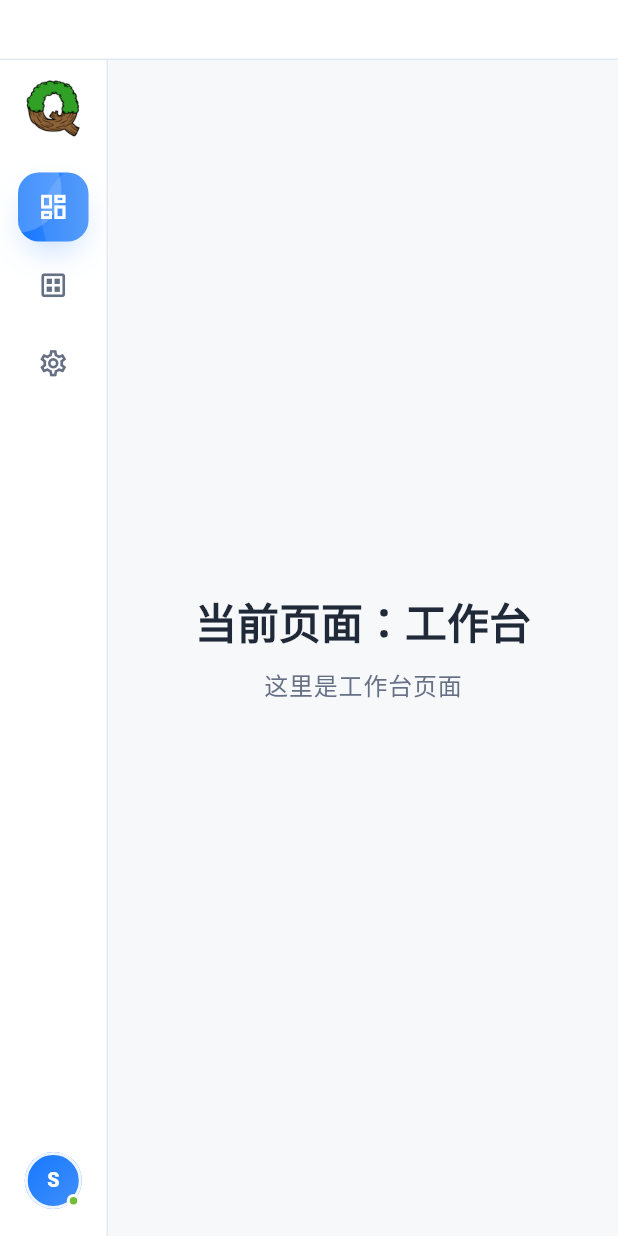
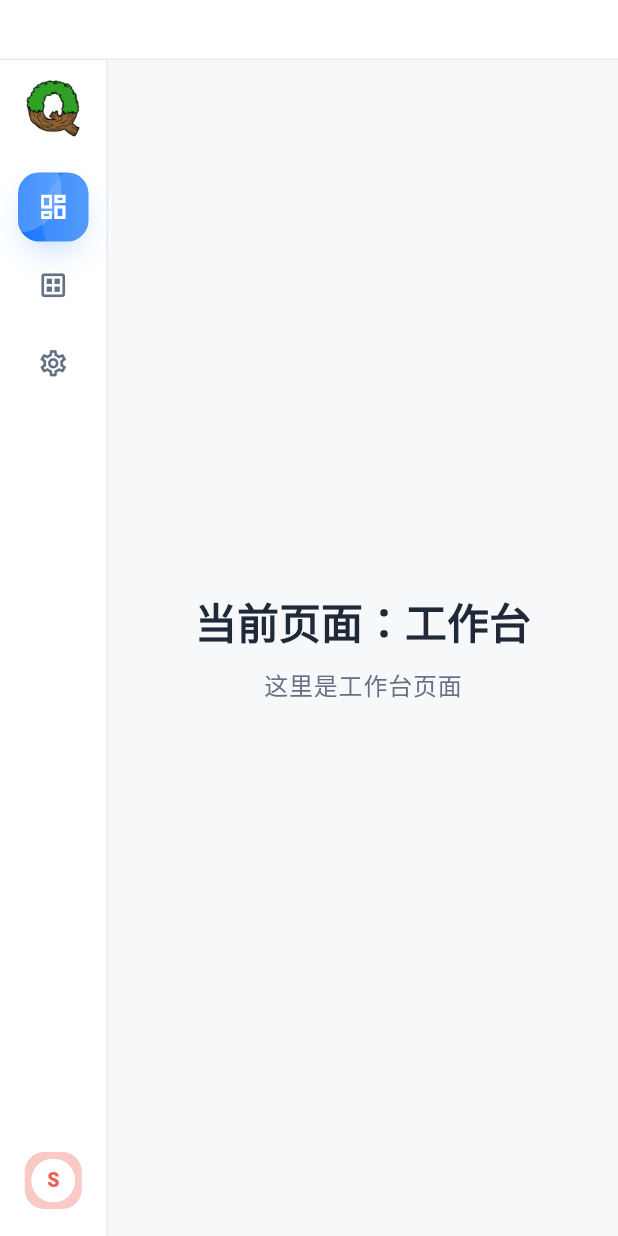
Before and after one commit to SilnoGM/QSDMS_DESKTOP, a Flutter app: the screen it shows after launch, on a phone screen of 412 x 824 dp. Run offline on Flutter 3.47's test engine with Material 3 defaults, Android fonts, the phone set to English and light mode, and no system bars; drawn by our look-alikes of flutter_animate; our stand-ins replace dio, get; missing offline and left inert: window_manager.

Commit message:
feat: 调整侧边栏用户区为白色胶囊风格

```diff
--- a/frontend/lib/shared/widgets/navigation/sidebar_user_profile.dart
+++ b/frontend/lib/shared/widgets/navigation/sidebar_user_profile.dart
@@ -116,32 +116,30 @@ class _UserProfileContent extends StatelessWidget {
   Widget build(BuildContext context) {
     final profile = InkWell(
       key: const ValueKey('sidebar-user-profile'),
-      borderRadius: BorderRadius.circular(12),
+      borderRadius: BorderRadius.circular(18),
       mouseCursor: SystemMouseCursors.click,
       onTap: onTap,
       child: DecoratedBox(
         key: const ValueKey('sidebar-user-profile-capsule'),
         decoration: BoxDecoration(
-          color: isExpanded ? AppColors.brandSubtle : AppColors.transparent,
-          borderRadius: BorderRadius.circular(12),
-          border: isExpanded
-              ? Border.all(color: AppColors.brandSubtleBorder)
-              : null,
+          color: isExpanded ? AppColors.white : AppColors.transparent,
+          borderRadius: BorderRadius.circular(18),
+          border: isExpanded ? Border.all(color: AppColors.border) : null,
           boxShadow: isExpanded
               ? [
                   BoxShadow(
-                    color: AppColors.brand.withValues(alpha: 0.08),
-                    blurRadius: 16,
-                    spreadRadius: -10,
-                    offset: const Offset(0, 10),
+                    color: AppColors.textPrimary.withValues(alpha: 0.08),
+                    blurRadius: 18,
+                    spreadRadius: -12,
+                    offset: const Offset(0, 12),
                   ),
                 ]
               : null,
         ),
         child: Padding(
           padding: EdgeInsets.symmetric(
-            horizontal: isExpanded ? 10 : 8,
-            vertical: isExpanded ? 9 : 8,
+            horizontal: isExpanded ? 9 : 8,
+            vertical: isExpanded ? 8 : 8,
           ),
           child: Row(
             mainAxisAlignment: isExpanded
@@ -153,7 +151,7 @@ class _UserProfileContent extends StatelessWidget {
                 const SizedBox(width: 10),
                 Expanded(child: _UserProfileText(user: user)),
                 const SizedBox(width: 8),
-                const _ArrowSurface(),
+                const _ActionIcon(),
               ],
             ],
           ),
@@ -211,30 +209,23 @@ class _UserProfileText extends StatelessWidget {
   }
 }
 
-/// 右侧箭头的轻量承载面。
+/// 右侧账户操作图标。
 ///
-/// 箭头不直接裸露在文字后方，能让用户区更像一个明确可点击入口；同时保持
-/// 低对比度，避免和侧边栏菜单选中态争抢注意力。
-class _ArrowSurface extends StatelessWidget {
-  const _ArrowSurface();
+/// 参考图使用的是轻量退出/账户操作图标。这里仍然只作为账户入口的视觉提示，
+/// 真正退出登录继续留在弹窗动作里，避免用户误触整块区域就直接退出。
+class _ActionIcon extends StatelessWidget {
+  const _ActionIcon();
 
   @override
   Widget build(BuildContext context) {
-    return SizedBox.square(
+    return const SizedBox.square(
       dimension: 28,
-      child: DecoratedBox(
-        key: const ValueKey('sidebar-user-profile-arrow-surface'),
-        decoration: BoxDecoration(
-          color: AppColors.white.withValues(alpha: 0.72),
-          shape: BoxShape.circle,
-          border: Border.all(color: AppColors.white.withValues(alpha: 0.86)),
-        ),
-        child: const Center(
+      child: Center(
         child: Icon(
-            Icons.keyboard_arrow_right,
-            size: 17,
-            color: AppColors.brandText,
-          ),
+          key: ValueKey('sidebar-user-profile-action-icon'),
+          Icons.logout_rounded,
+          size: 19,
+          color: AppColors.textTertiary,
         ),
       ),
     );
@@ -250,28 +241,29 @@ class _Avatar extends StatelessWidget {
   Widget build(BuildContext context) {
     return SizedBox.square(
       dimension: 38,
-      child: Stack(
-        clipBehavior: Clip.none,
-        children: [
-          Positioned.fill(
       child: DecoratedBox(
+        key: const ValueKey('sidebar-user-profile-avatar-tile'),
         decoration: BoxDecoration(
+          color: AppColors.error.withValues(alpha: 0.34),
+          borderRadius: BorderRadius.circular(13),
+        ),
+        child: Center(
+          child: Container(
+            width: 29,
+            height: 29,
+            decoration: BoxDecoration(
+              color: AppColors.white,
               shape: BoxShape.circle,
-                gradient: const LinearGradient(
-                  begin: Alignment.topLeft,
-                  end: Alignment.bottomRight,
-                  colors: [AppColors.brand, AppColors.link],
-                ),
               border: Border.all(
-                  color: AppColors.white.withValues(alpha: 0.92),
-                  width: 2,
+                color: AppColors.white.withValues(alpha: 0.96),
+                width: 1,
               ),
             ),
             child: Center(
               child: Text(
                 user.avatarInitials,
                 style: const TextStyle(
-                    color: AppColors.white,
+                  color: AppColors.error,
                   fontSize: 13,
                   fontWeight: FontWeight.w800,
                 ),
@@ -279,21 +271,6 @@ class _Avatar extends StatelessWidget {
             ),
           ),
         ),
-          Positioned(
-            right: 1,
-            bottom: 1,
-            child: Container(
-              key: const ValueKey('sidebar-user-profile-status-dot'),
-              width: 9,
-              height: 9,
-              decoration: BoxDecoration(
-                color: AppColors.success,
-                shape: BoxShape.circle,
-                border: Border.all(color: AppColors.surface, width: 2),
-              ),
-            ),
-          ),
-        ],
       ),
     );
   }
```
Also changed, not shown: 3 other files. Lines whose indentation alone changed are shown as unchanged.
